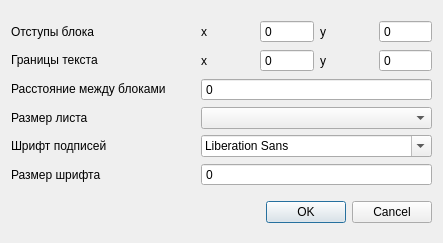
First picture: the form in desktop_app/src/ui/drawsettings.ui, repository ApTyp5/skyBlocks, before the edit.
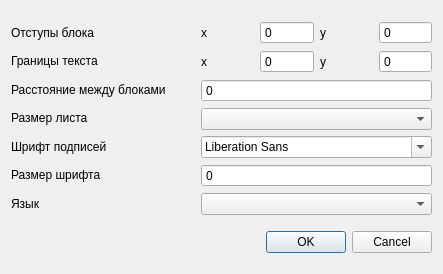
Second picture: the form after the edit.

Commit message: Add language select function

What changed in the file:
```diff
--- a/desktop_app/src/ui/drawsettings.ui
+++ b/desktop_app/src/ui/drawsettings.ui
@@ -10,7 +10,7 @@
     <x>0</x>
     <y>0</y>
     <width>443</width>
-    <height>243</height>
+    <height>274</height>
    </rect>
   </property>
   <property name="sizePolicy">
@@ -69,6 +69,13 @@
          </property>
         </widget>
        </item>
+       <item>
+        <widget class="QLabel" name="languageLabel">
+         <property name="text">
+          <string>Язык</string>
+         </property>
+        </widget>
+       </item>
       </layout>
      </item>
      <item>
@@ -243,6 +250,9 @@
          </property>
         </widget>
        </item>
+       <item>
+        <widget class="QComboBox" name="languageBox"/>
+       </item>
       </layout>
      </item>
     </layout>
```
The commit also changes 3 other files.
